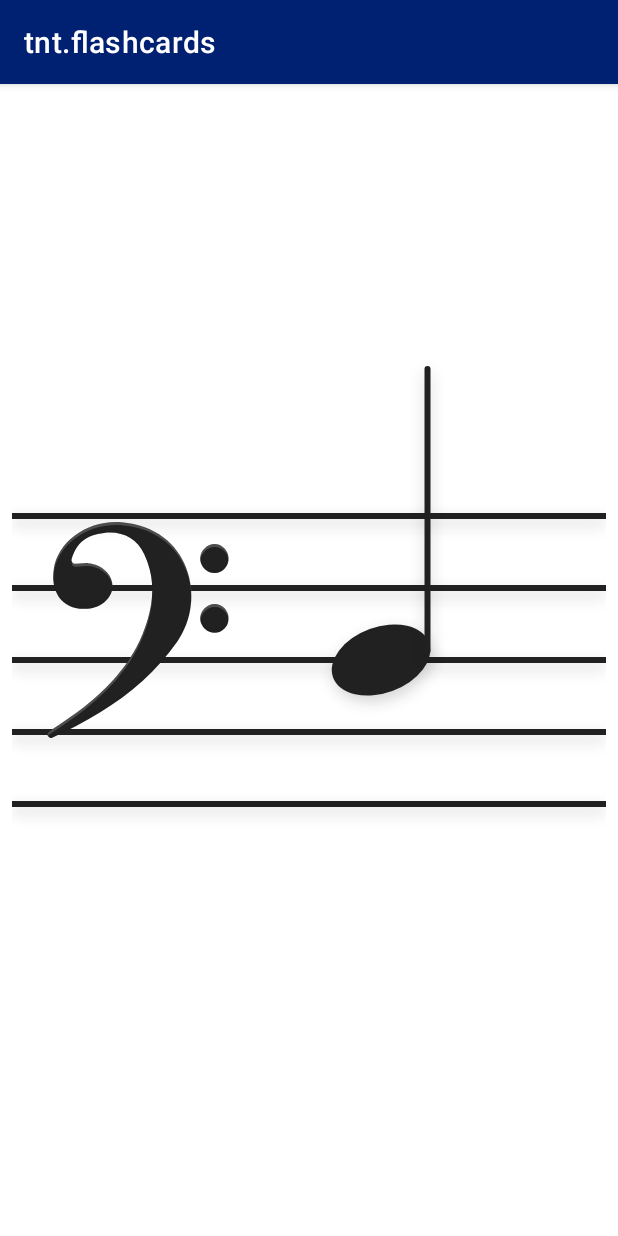
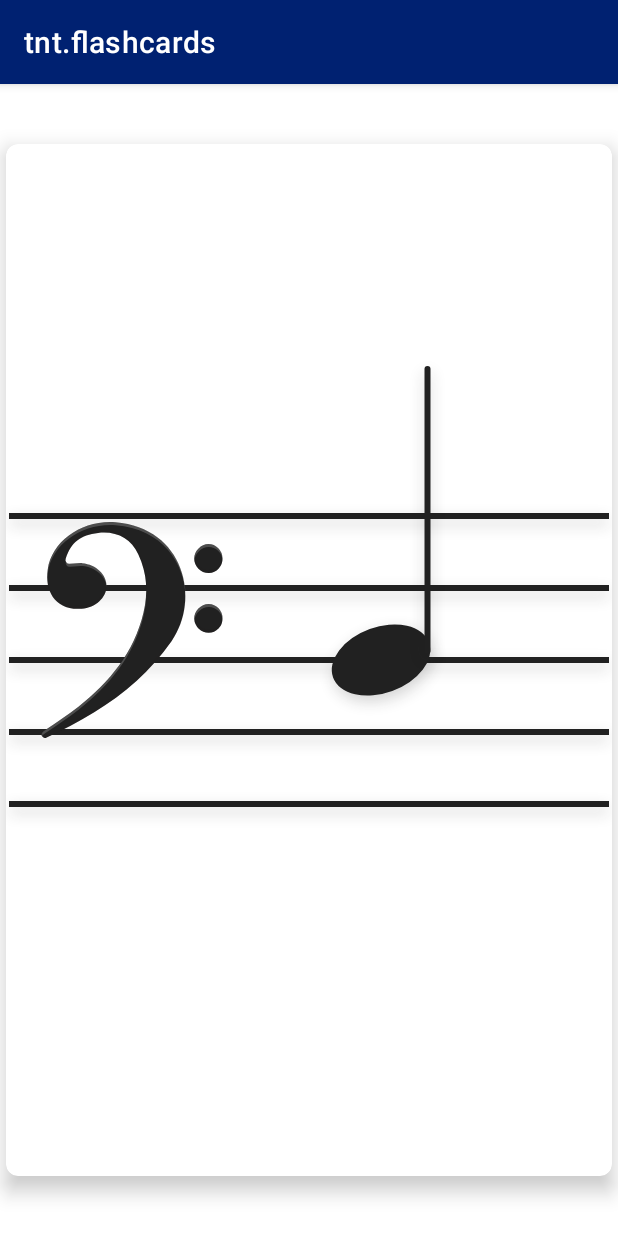
Before and after one commit to Notallthatevil/tnt.flashcards, an Android app: the screen it shows after launch (MainActivity), on a phone screen of 412 x 824 dp. Run offline under Robolectric (Android 15) with nearby library versions, the phone set to English and light mode, and no system bars; our stand-ins replace Dagger/Hilt's generated code, Timber.

Commit message:
Fixed minor layout error and dimensions

```diff
--- a/app/src/main/java/com/trippntechnology/tnt/flashcards/views/FlashCardView.kt
+++ b/app/src/main/java/com/trippntechnology/tnt/flashcards/views/FlashCardView.kt
@@ -33,6 +33,9 @@ class FlashCardView
 
     private var noteYOffset = centerStaff
 
+    private val padding = dpToPx(2f)
+
+
     override fun onDraw(canvas: Canvas?) {
         canvas ?: return
         val staffYCenter = height / 2f
@@ -42,8 +45,8 @@ class FlashCardView
         //Draw staff
         staffArea.bounds.top = staffYCenter - LINE_SPACING * 2
         staffArea.bounds.bottom = staffArea.bounds.top
-        staffArea.bounds.left = 0f
-        staffArea.bounds.right = width.toFloat()
+        staffArea.bounds.left = 0f+padding
+        staffArea.bounds.right = width.toFloat()-padding
         staffArea.draw(canvas)
 
         //Draw clef
--- a/app/src/main/res/layout/activity_main.xml
+++ b/app/src/main/res/layout/activity_main.xml
@@ -6,13 +6,23 @@
     android:layout_height="match_parent"
     tools:context=".ux.activities.main.MainActivity">
 
-    <com.trippntechnology.tnt.flashcards.views.FlashCardView
-        android:layout_width="match_parent"
+    <com.google.android.material.card.MaterialCardView
+        android:id="@+id/flashCardCardView"
+        android:layout_width="wrap_content"
         android:layout_height="wrap_content"
-        android:layout_margin="8dp"
+        app:cardElevation="@dimen/card_view_height"
+        app:cardCornerRadius="@dimen/card_view_corner_radius"
         app:layout_constraintBottom_toBottomOf="parent"
         app:layout_constraintEnd_toEndOf="parent"
         app:layout_constraintStart_toStartOf="parent"
-        app:layout_constraintTop_toTopOf="parent" />
+        app:layout_constraintTop_toTopOf="parent">
 
+        <com.trippntechnology.tnt.flashcards.views.FlashCardView
+            android:id="@+id/flashCard"
+            android:layout_width="match_parent"
+            android:layout_height="wrap_content"
+            android:layout_gravity="center"
+            app:line_space="@dimen/flash_card_line_space"
+            app:stroke_width="@dimen/flash_card_stroke_width" />
+    </com.google.android.material.card.MaterialCardView>
 </androidx.constraintlayout.widget.ConstraintLayout>
--- a/app/src/main/res/values/dimen.xml
+++ b/app/src/main/res/values/dimen.xml
@@ -6,8 +6,7 @@
     <dimen name="selection_view_line_space">24dp</dimen>
     <dimen name="selection_view_stroke_width">1dp</dimen>
 
-
-    <dimen name="note_view_line_space">48dp</dimen>
-    <dimen name="note_view_stroke_width">4dp</dimen>
+    <dimen name="flash_card_line_space">48dp</dimen>
+    <dimen name="flash_card_stroke_width">4dp</dimen>
 
 </resources>
```
